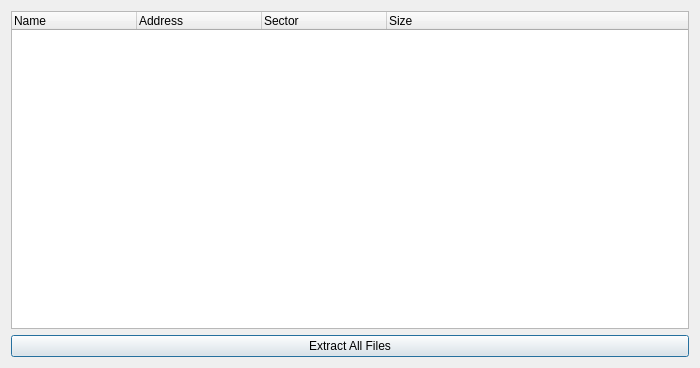
This is Velocity/isodialog.ui in hetelek/Velocity as Qt 5 draws it before an edit. The edited form follows.
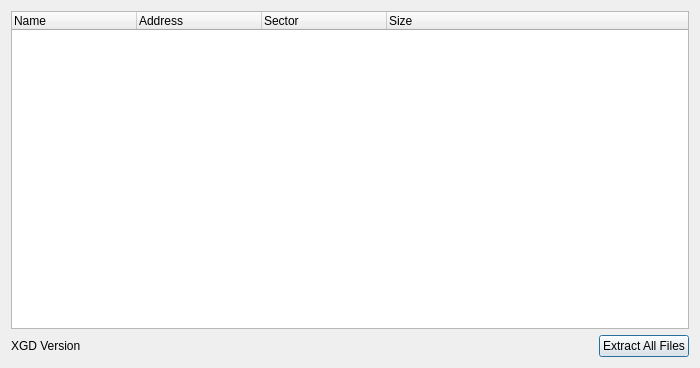
This is the edited form. Icons and pictures are not drawn.

The edit to the form file:
```diff
--- a/Velocity/isodialog.ui
+++ b/Velocity/isodialog.ui
@@ -23,8 +23,6 @@
    <iconset resource="Resources.qrc">
     <normaloff>:/Images/Leaner24.png</normaloff>:/Images/Leaner24.png</iconset>
   </property>
-  <layout class="QVBoxLayout" name="verticalLayout_2">
-   <item>
     <layout class="QVBoxLayout" name="verticalLayout">
      <item>
       <widget class="QTreeWidget" name="treeWidget">
@@ -60,6 +58,28 @@
       </widget>
      </item>
      <item>
+    <layout class="QHBoxLayout" name="horizontalLayout">
+     <item>
+      <widget class="QLabel" name="lblXGDVersion">
+       <property name="text">
+        <string>XGD Version</string>
+       </property>
+      </widget>
+     </item>
+     <item>
+      <spacer name="horizontalSpacer">
+       <property name="orientation">
+        <enum>Qt::Horizontal</enum>
+       </property>
+       <property name="sizeHint" stdset="0">
+        <size>
+         <width>40</width>
+         <height>20</height>
+        </size>
+       </property>
+      </spacer>
+     </item>
+     <item>
       <widget class="QPushButton" name="pushButton">
        <property name="text">
         <string>Extract All Files</string>
```
Left out of the diff: 4 changed lines with no effect on the pictures. Lines whose indentation alone changed are shown as unchanged.
